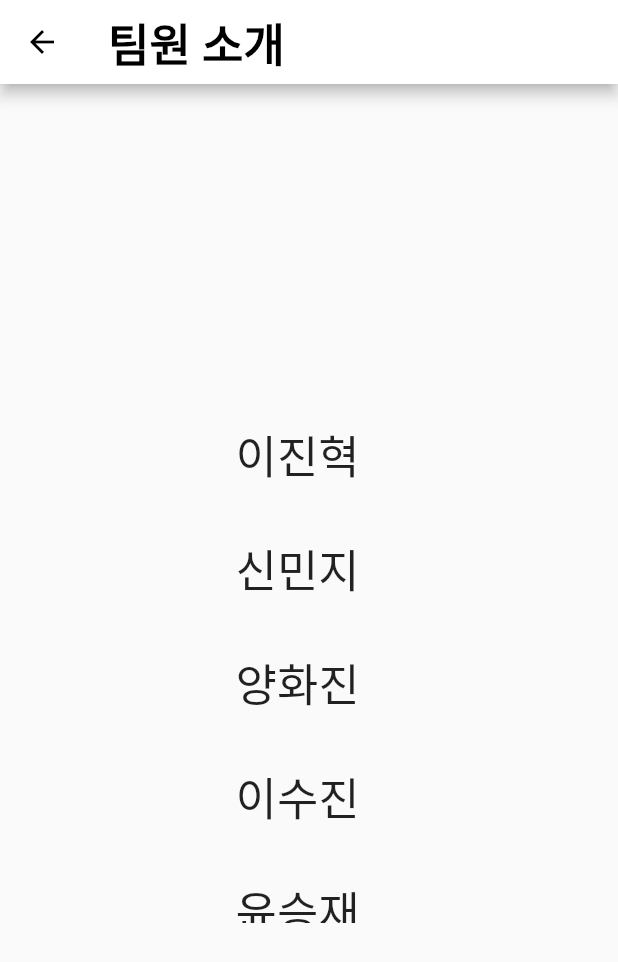
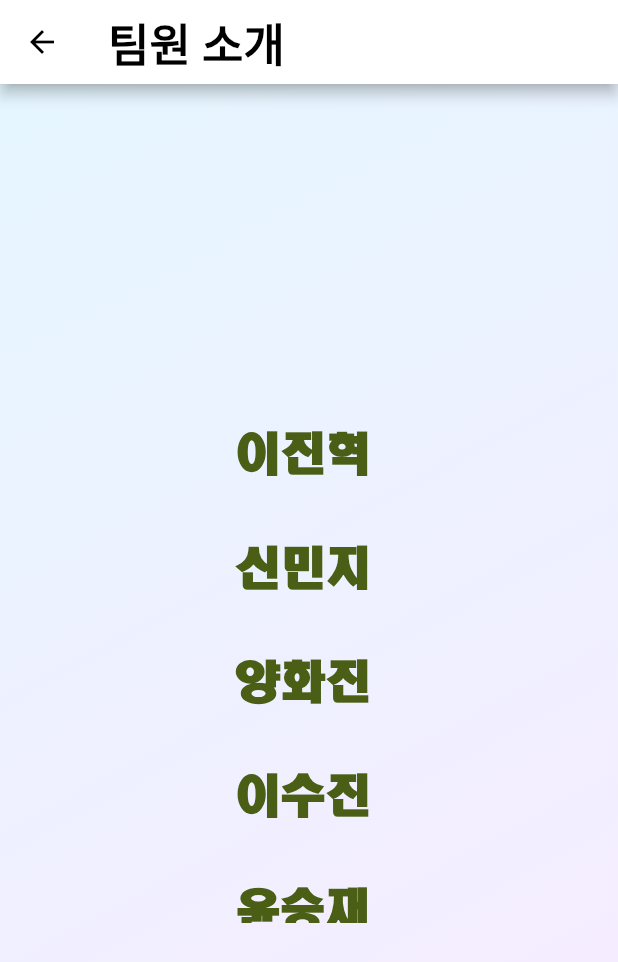
Before and after one commit to jh4016/team-project, a Flutter app: the screen it shows after launch, after a tap on "팀원소개", on a phone screen of 412 x 824 dp. Shown: the top 962 px of the screen. Run offline on Flutter 3.47's test engine with Material 2 defaults, Android fonts, the phone set to English and light mode, and no system bars; network calls fail.

Commit message:
더 예쁘게 꾸며봤습니다

```diff
--- a/lib/HomePage.dart
+++ b/lib/HomePage.dart
@@ -33,9 +33,11 @@ class HomePage extends StatelessWidget {
     ];
     return Scaffold(
         appBar: AppBar(
-          title: Text('팀 소개'),
+          title: Text('중꺾마'),
           titleTextStyle: TextStyle(
-              color: Colors.black, fontSize: 30, fontWeight: FontWeight.bold),
+              color: Color(0xFF000000),
+              fontSize: 30,
+              fontWeight: FontWeight.bold),
           backgroundColor: Colors.white,
         ),
         body: Center(
@@ -97,7 +99,7 @@ class HomePage extends StatelessWidget {
                     Container(
                       width: double.infinity,
                       height: 200,
-                      color: Colors.black.withOpacity(0.5),
+                      color: Color(0xFF000000).withOpacity(0.5),
                     ),
                     Text(
                       name,
--- a/lib/blog.dart
+++ b/lib/blog.dart
@@ -8,7 +8,7 @@ Widget blog(BuildContext context) {
     appBar: AppBar(
       backgroundColor: Colors.white,
       leading: IconButton(
-        icon: Icon(Icons.arrow_back), color: Colors.black, // 앱바 아이콘 색상
+        icon: Icon(Icons.arrow_back), color: Color(0xFF000000), // 앱바 아이콘 색상
         onPressed: () {
           Navigator.pop(context); // 뒤로 가기 버튼 동작
         },
@@ -18,11 +18,22 @@ Widget blog(BuildContext context) {
         style: TextStyle(
           fontSize: 30,
           fontWeight: FontWeight.bold,
-          color: Colors.black,
+          color: Color(0xFF000000),
         ),
       ),
     ),
-    body: Center(
+    body: Container(
+      decoration: BoxDecoration(
+        gradient: LinearGradient(
+          begin: Alignment.topLeft,
+          end: Alignment.bottomRight,
+          colors: [
+            Color(0xFFB9FFCF), // 첫 번째 색상
+            Color(0xFFE2BCF8), // 두 번째 색상
+          ],
+        ),
+      ),
+      child: Center(
         child: ListView.builder(
           itemCount: 1,
           itemBuilder: (context, index) {
@@ -33,8 +44,9 @@ Widget blog(BuildContext context) {
                   style: TextStyle(
                     fontSize: 25,
                     fontWeight: FontWeight.normal,
-                  color: Colors.black,
+                    color: Color(0xFF49009D),
                     height: 1.4, // 줄 간격 조정
+                    fontFamily: 'script'
                   ),
                   children: [
                     TextSpan(
@@ -109,5 +121,6 @@ Widget blog(BuildContext context) {
           },
         ),
       ),
+    ),
   );
 }
--- a/lib/goal.dart
+++ b/lib/goal.dart
@@ -6,7 +6,7 @@ Widget goal(BuildContext context) {
     appBar: AppBar(
       backgroundColor: Colors.white,
       leading: IconButton(
-        icon: Icon(Icons.arrow_back), color: Colors.black, // 앱바 아이콘 색상
+        icon: Icon(Icons.arrow_back),  color:  Color(0xFF000000), // 앱바 아이콘 색상
         onPressed: () {
           Navigator.pop(context); // 뒤로 가기 버튼 동작
         },
@@ -16,11 +16,22 @@ Widget goal(BuildContext context) {
         style: TextStyle(
           fontSize: 30,
           fontWeight: FontWeight.bold,
-          color: Colors.black,
+           color:  Color(0xFF000000),
+          fontFamily: 'batang',
         ),
       ),
     ),
     body: Container(
+      decoration: BoxDecoration(
+        gradient: LinearGradient(
+          begin: Alignment.topLeft,
+          end: Alignment.bottomRight,
+          colors: [
+            Color(0xFFFFB3B3), // 첫 번째 색상
+            Color(0xFFBBE0FF), // 두 번째 색상
+          ],
+        ),
+      ),
       child: Center(
         child: Text(
               '\t 1. 성실하게 공부하자 \n\n'
@@ -29,12 +40,12 @@ Widget goal(BuildContext context) {
               '\t 4. 중요한 건 꺾였는데도 하는 마음 \n\n',
           style: TextStyle(
             fontSize: 25,
-            fontWeight: FontWeight.normal,
-            color: Colors.black,
+            fontWeight: FontWeight.bold,
+            color: Color(0xFF054B2C),
+            fontFamily: 'batang',
           ),
         ),
       ),
-      color: Colors.white,
     ),
   );
 }
--- a/lib/promise.dart
+++ b/lib/promise.dart
@@ -6,7 +6,7 @@ Widget promise(BuildContext context) {
     appBar: AppBar(
       backgroundColor: Colors.white,
       leading: IconButton(
-        icon: Icon(Icons.arrow_back), color: Colors.black, // 앱바 아이콘 색상
+        icon: Icon(Icons.arrow_back),  color:  Color(0xFF000000), // 앱바 아이콘 색상
         onPressed: () {
           Navigator.pop(context); // 뒤로 가기 버튼 동작
         },
@@ -16,27 +16,36 @@ Widget promise(BuildContext context) {
         style: TextStyle(
           fontSize: 30,
           fontWeight: FontWeight.bold,
-          color: Colors.black,
+           color:  Color(0xFF000000),
+          fontFamily: '조선궁서체',
         ),
       ),
     ),
     body: Container(
+      decoration: BoxDecoration(
+        gradient: LinearGradient(
+          begin: Alignment.topLeft,
+          end: Alignment.bottomRight,
+          colors: [
+            Color(0xFFA06F4A), // 첫 번째 색상
+            Color(0xFFFFD6BB), // 두 번째 색상
+          ],
+        ),
+      ),
       child: Center(
         child: Text(
-          '\t 1. 푸쉬할 때 알려주기 \n\n'
-          '\t 2. 사유 없이 지각 하지 않기 \n\n'
-          '\t 3. 생활할 때 소음처리방법? \n\n'
-          '\t 4. 모르는 거 물어볼 때 :\n 검색하고 물어보기 \n\n'
-          '\t 5. 점심시간 및 저녁 시간 :\n 마이크 꺼두기\n\n'
-          '\t 6. 자리 잠시 비울 때 :\n 팀원에게 알려주기',
+          '\t 1. 푸쉬할 때 알려줘라 \n\n'
+          '\t 2. 사유 없이 지각 하지 마라 \n\n'
+          '\t 3. 소음 줄여라 \n\n'
+          '\t 4. 검색하고 물어봐라 \n\n'
+          '\t 5. 밥 먹을 때 조용히\n\n'
+          '\t 6. 말 없이 자리 비우지 마라',
           style: TextStyle(
-            fontSize: 25,
-            fontWeight: FontWeight.normal,
-            color: Colors.black,
+            fontSize: 30,
+             color:  Color(0xFF002B4F), fontFamily: '조선궁서체'
           ),
         ),
       ),
-      color: Colors.white,
     ),
   );
 }
--- a/lib/teamIntroduction.dart
+++ b/lib/teamIntroduction.dart
@@ -64,11 +64,22 @@ class TeamIntroductionPage extends StatelessWidget {
       appBar: AppBar(
         title: Text('팀원 소개'),
         titleTextStyle: TextStyle(
-            color: Colors.black, fontSize: 30, fontWeight: FontWeight.bold),
+             color:  Color(0xFF000000), fontSize: 30, fontWeight: FontWeight.bold),
         backgroundColor: Colors.white,
-        iconTheme: IconThemeData(color: Colors.black),
+        iconTheme: IconThemeData( color:  Color(0xFF000000)),
       ),
-      body: Center(
+      body: Container(
+        decoration: BoxDecoration(
+          gradient: LinearGradient(
+            begin: Alignment.topLeft,
+            end: Alignment.bottomRight,
+            colors: [
+              Color(0xFFE5F6FF), // 첫 번째 색상
+              Color(0xFFF9EBFF), // 두 번째 색상
+            ],
+          ),
+        ),
+        child: Center(
           child: Container(
             width: 130, // 리스트의 너비를 조정하세요
             height: 350, // 리스트의 높이를 조정하세요
@@ -111,7 +122,8 @@ class TeamIntroductionPage extends StatelessWidget {
                       child: ListTile(
                         title: Text(
                           teamMembers[index].name,
-                        style: TextStyle(fontSize: 30),
+                          style: TextStyle(fontSize: 30, fontWeight: FontWeight.bold, fontFamily: 'human',
+                              color:  Color(0xFF4A5E16)),
                         ),
                       ),
                     ),
@@ -120,6 +132,7 @@ class TeamIntroductionPage extends StatelessWidget {
               },
             ),
           ),
+        ),
       ),)
     ;
   }
--- a/lib/useless/Card.dart
+++ b/lib/useless/Card.dart
@@ -50,11 +50,11 @@
 //         elevation: 0,
 //         backgroundColor: Colors.white,
 //         centerTitle: false,
-//         iconTheme: IconThemeData(color: Colors.black),
+//         iconTheme: IconThemeData( color:  Color(0xFF000000)),
 //         title: Text(
 //           "팀 소개",
 //           style: TextStyle(
-//             color: Colors.black,
+//              color:  Color(0xFF000000),
 //             fontSize: 28,
 //             fontWeight: FontWeight.bold,
 //           ),
@@ -86,7 +86,7 @@
 //                       Container(
 //                         width: double.infinity,
 //                         height: 200,
-//                         color: Colors.black.withOpacity(0.5),
+//                          color:  Color(0xFF000000).withOpacity(0.5),
 //                       ),
 //                       Text(
 //                         name,
--- a/lib/useless/MyHomePage.dart
+++ b/lib/useless/MyHomePage.dart
@@ -56,7 +56,7 @@
 //                 Container(
 //                   width: double.infinity,
 //                   height: 200,
-//                   color: Colors.black.withOpacity(0.5),
+//                    color:  Color(0xFF000000).withOpacity(0.5),
 //                 ),
 //                 Text(
 //                   name,
--- a/lib/useless/feed.dart
+++ b/lib/useless/feed.dart
@@ -39,7 +39,7 @@
 //                 '이름',
 //                 style: TextStyle(
 //                   fontSize: 16,
-//                   color: Colors.black,
+//                    color:  Color(0xFF000000),
 //                 ),
 //                 softWrap: false,
 //                 maxLines: 2,
--- a/lib/useless/home_page.dart
+++ b/lib/useless/home_page.dart
@@ -22,7 +22,7 @@
 //               Text(
 //                 '블로그',
 //                 style: TextStyle(
-//                   color: Colors.black,
+//                    color:  Color(0xFF000000),
 //                   fontWeight: FontWeight.bold,
 //                   fontSize: 20,
 //                 ),
```
Also changed, not shown: lib/teamIntroductionDetail.dart (+58 -14 lines), pubspec.yaml (+16 -0 lines), assets/fonts/HMKMRHD.TTF (added), assets/fonts/MATURASC.TTF (added), 2 other files. Lines whose indentation alone changed are shown as unchanged.
